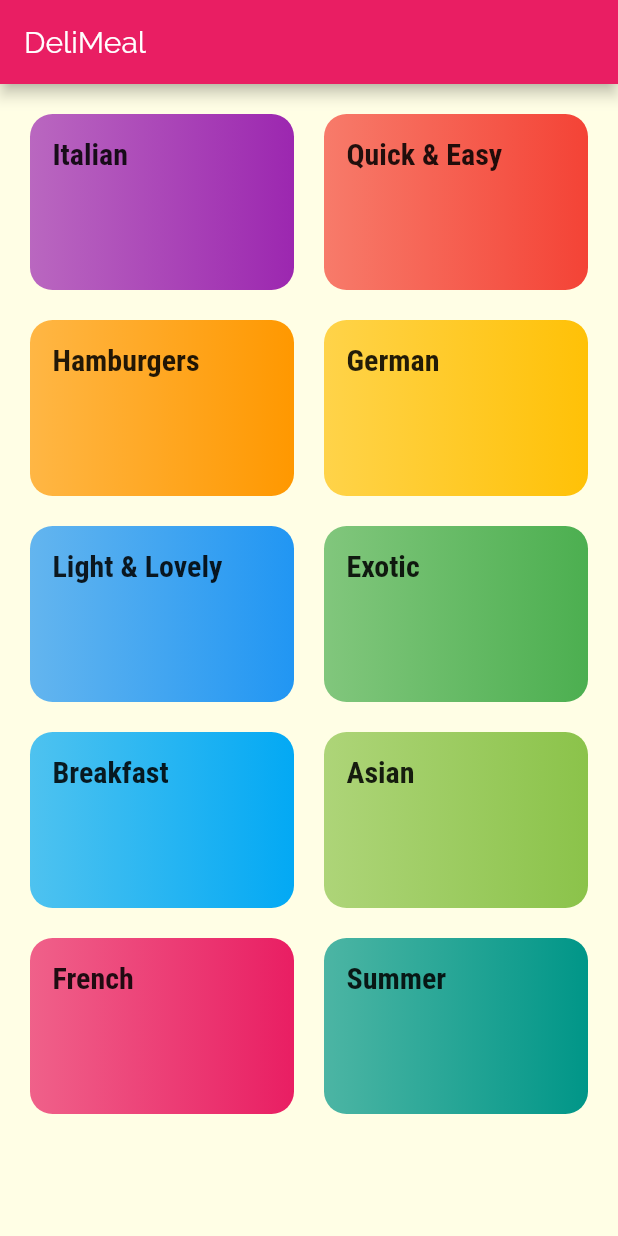
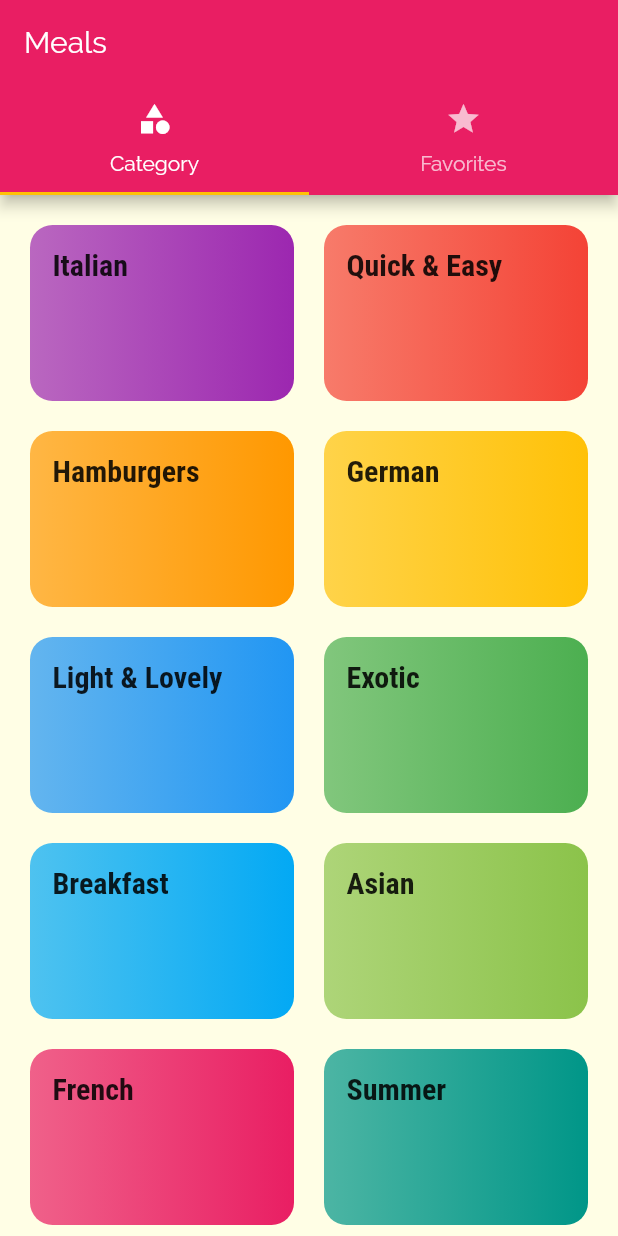
Before and after one commit to darshit-rudani/meals_app, a Flutter app: the screen it shows after launch, on a phone screen of 412 x 824 dp. Run offline on Flutter 3.47's test engine with Material 2 defaults, Android fonts, the phone set to English and light mode, and no system bars.

Commit message:
Added TabBar to the Appbar

```diff
--- a/lib/categories_screen.dart
+++ b/lib/categories_screen.dart
@@ -5,11 +5,7 @@ import 'category_item.dart';
 class CategoriesScreen extends StatelessWidget {
   @override
   Widget build(BuildContext context) {
-    return Scaffold(
-      appBar: AppBar(
-        title: Text('DeliMeal'),
-      ),
-      body: GridView(
+    return GridView(
       padding: const EdgeInsets.all(20),
       children: DUMMY_CATEGORIES
           .map(
@@ -26,7 +22,6 @@ class CategoriesScreen extends StatelessWidget {
         crossAxisSpacing: 20,
         mainAxisSpacing: 20,
       ),
-      ),
     );
   }
 }
--- /dev/null
+++ b/lib/favorites_screen.dart
@@ -0,0 +1,14 @@
+import 'package:flutter/material.dart';
+
+class FavoritesScreen extends StatelessWidget {
+  const FavoritesScreen({Key? key}) : super(key: key);
+
+  @override
+  Widget build(BuildContext context) {
+    return Container(
+      child: Text(
+        'Favorites'
+      ),
+    );
+  }
+}
--- a/lib/main.dart
+++ b/lib/main.dart
@@ -2,6 +2,7 @@ import 'package:flutter/material.dart';
 import 'package:meals/categories_screen.dart';
 import 'package:meals/category_meal_screen.dart';
 import 'package:meals/meal_detail_screen.dart';
+import 'package:meals/tabs_screen.dart';
 
 void main() {
   runApp(MyApp());
@@ -32,7 +33,7 @@ class MyApp extends StatelessWidget {
               ),
             ),
       ),
-      home: CategoriesScreen(),
+      home: TabsScreen(),
       routes: {
         '/category-meals': (ctx) => CategoryMealScreen(),
         '/meal-detail': (ctx) => MealDetailScreen(),
--- /dev/null
+++ b/lib/tabs_screen.dart
@@ -0,0 +1,44 @@
+import 'package:flutter/material.dart';
+import 'categories_screen.dart';
+import 'favorites_screen.dart';
+
+class TabsScreen extends StatefulWidget {
+  const TabsScreen({Key? key}) : super(key: key);
+
+  @override
+  _TabsScreenState createState() => _TabsScreenState();
+}
+
+class _TabsScreenState extends State<TabsScreen> {
+  @override
+  Widget build(BuildContext context) {
+    return DefaultTabController(
+      length: 2,
+      child: Scaffold(
+        appBar: AppBar(
+          title: Text('Meals'),
+          bottom: TabBar(
+            tabs: [
+              Tab(
+                icon: Icon(Icons.category),
+                text: 'Category',
+              ),
+              Tab(
+                icon: Icon(
+                  Icons.star,
+                ),
+                text: 'Favorites',
+              ),
+            ],
+          ),
+        ),
+        body: TabBarView(
+          children: [
+            CategoriesScreen(),
+            FavoritesScreen(),
+          ],
+        ),
+      ),
+    );
+  }
+}
```
Lines whose indentation alone changed are shown as unchanged.
